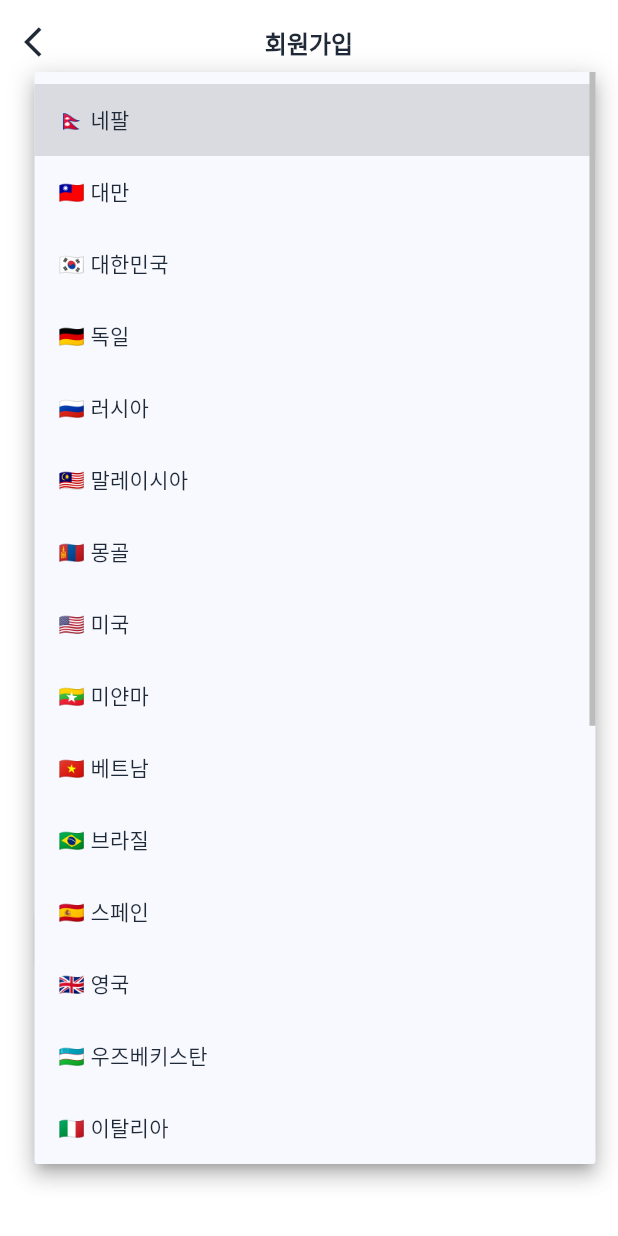
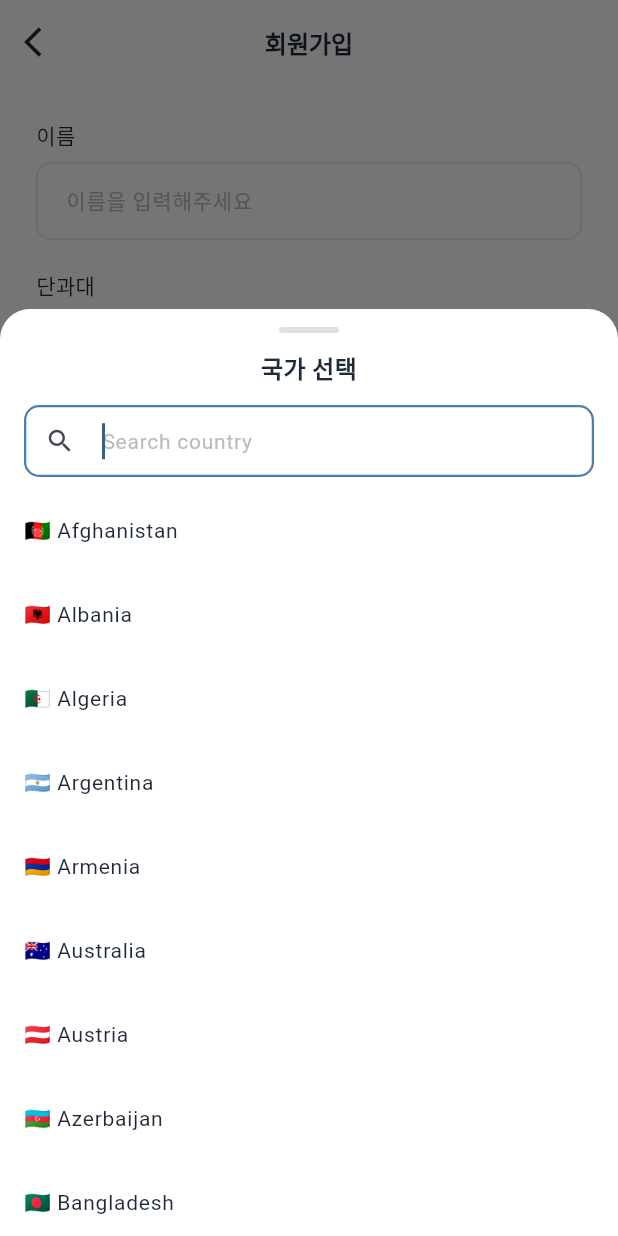
Before and after one commit to thdalseo/CapstoneDesign-2026-1, a Flutter app: the SignupScreen screen opened directly, after a tap on "국가를 선택해주세요", on a phone screen of 412 x 824 dp. Run offline on Flutter 3.47's test engine with Material 3 defaults, Android fonts, the phone set to English and light mode, and no system bars; Roboto replaces fonts that are missing (Pretendard).

Commit message:
feat: 회원가입 수정

```diff
--- a/lib/constants/knu_data.dart
+++ b/lib/constants/knu_data.dart
@@ -20,11 +20,106 @@ const Map<String, List<String>> knuDepartments = {
 };
 
 const List<String> countries = [
-  '🇳🇵 네팔', '🇹🇼 대만', '🇰🇷 대한민국', '🇩🇪 독일',
-  '🇷🇺 러시아', '🇲🇾 말레이시아', '🇲🇳 몽골', '🇺🇸 미국',
-  '🇲🇲 미얀마', '🇻🇳 베트남', '🇧🇷 브라질', '🇪🇸 스페인',
-  '🇬🇧 영국', '🇺🇿 우즈베키스탄', '🇮🇹 이탈리아', '🇮🇳 인도',
-  '🇮🇩 인도네시아', '🇯🇵 일본', '🇰🇿 카자흐스탄', '🇨🇦 캐나다',
-  '🇹🇭 태국', '🇫🇷 프랑스', '🇵🇭 필리핀', '🇦🇺 호주',
-  '기타',
+  '🇦🇫 Afghanistan',
+  '🇦🇱 Albania',
+  '🇩🇿 Algeria',
+  '🇦🇷 Argentina',
+  '🇦🇲 Armenia',
+  '🇦🇺 Australia',
+  '🇦🇹 Austria',
+  '🇦🇿 Azerbaijan',
+  '🇧🇩 Bangladesh',
+  '🇧🇾 Belarus',
+  '🇧🇪 Belgium',
+  '🇧🇴 Bolivia',
+  '🇧🇷 Brazil',
+  '🇧🇬 Bulgaria',
+  '🇰🇭 Cambodia',
+  '🇨🇦 Canada',
+  '🇨🇱 Chile',
+  '🇨🇳 China',
+  '🇨🇴 Colombia',
+  '🇭🇷 Croatia',
+  '🇨🇿 Czech Republic',
+  '🇩🇰 Denmark',
+  '🇩🇴 Dominican Republic',
+  '🇪🇨 Ecuador',
+  '🇪🇬 Egypt',
+  '🇪🇹 Ethiopia',
+  '🇫🇮 Finland',
+  '🇫🇷 France',
+  '🇬🇪 Georgia',
+  '🇩🇪 Germany',
+  '🇬🇭 Ghana',
+  '🇬🇷 Greece',
+  '🇬🇹 Guatemala',
+  '🇭🇳 Honduras',
+  '🇭🇺 Hungary',
+  '🇮🇳 India',
+  '🇮🇩 Indonesia',
+  '🇮🇷 Iran',
+  '🇮🇶 Iraq',
+  '🇮🇪 Ireland',
+  '🇮🇱 Israel',
+  '🇮🇹 Italy',
+  '🇯🇲 Jamaica',
+  '🇯🇵 Japan',
+  '🇯🇴 Jordan',
+  '🇰🇿 Kazakhstan',
+  '🇰🇪 Kenya',
+  '🇰🇷 Korea (South)',
+  '🇰🇼 Kuwait',
+  '🇰🇬 Kyrgyzstan',
+  '🇱🇦 Laos',
+  '🇱🇧 Lebanon',
+  '🇱🇾 Libya',
+  '🇲🇾 Malaysia',
+  '🇲🇻 Maldives',
+  '🇲🇽 Mexico',
+  '🇲🇳 Mongolia',
+  '🇲🇦 Morocco',
+  '🇲🇲 Myanmar',
+  '🇳🇵 Nepal',
+  '🇳🇱 Netherlands',
+  '🇳🇿 New Zealand',
+  '🇳🇬 Nigeria',
+  '🇳🇴 Norway',
+  '🇴🇲 Oman',
+  '🇵🇰 Pakistan',
+  '🇵🇪 Peru',
+  '🇵🇭 Philippines',
+  '🇵🇱 Poland',
+  '🇵🇹 Portugal',
+  '🇶🇦 Qatar',
+  '🇷🇴 Romania',
+  '🇷🇺 Russia',
+  '🇸🇦 Saudi Arabia',
+  '🇸🇳 Senegal',
+  '🇷🇸 Serbia',
+  '🇸🇬 Singapore',
+  '🇸🇰 Slovakia',
+  '🇿🇦 South Africa',
+  '🇪🇸 Spain',
+  '🇱🇰 Sri Lanka',
+  '🇸🇩 Sudan',
+  '🇸🇪 Sweden',
+  '🇨🇭 Switzerland',
+  '🇸🇾 Syria',
+  '🇹🇼 Taiwan',
+  '🇹🇯 Tajikistan',
+  '🇹🇿 Tanzania',
+  '🇹🇭 Thailand',
+  '🇹🇷 Turkey',
+  '🇹🇲 Turkmenistan',
+  '🇺🇦 Ukraine',
+  '🇦🇪 United Arab Emirates',
+  '🇬🇧 United Kingdom',
+  '🇺🇸 United States',
+  '🇺🇿 Uzbekistan',
+  '🇻🇪 Venezuela',
+  '🇻🇳 Vietnam',
+  '🇾🇪 Yemen',
+  '🇿🇲 Zambia',
+  '🇿🇼 Zimbabwe',
+  '🌍 Other',
 ];
--- a/lib/screens/auth/signup_screen.dart
+++ b/lib/screens/auth/signup_screen.dart
@@ -1,6 +1,7 @@
 import 'package:flutter/material.dart';
 import '../../theme/app_theme.dart';
 import '../../constants/knu_data.dart';
+import '../../widgets/auth/dropdown_field.dart';
 import 'email_verify_screen.dart';
 
 class SignupScreen extends StatefulWidget {
@@ -121,41 +122,58 @@ class _SignupScreenState extends State<SignupScreen> {
 
               // 단과대
               _label('단과대'),
-              _buildDropdown(
+              SelectorButton(
                 hint: '단과대를 선택해주세요',
                 value: _selectedCollege,
-                items: knuDepartments.keys.toList(),
-                onChanged: (val) {
-                  setState(() {
-                    _selectedCollege = val;
-                    _selectedDept = null; // 학부 초기화
-                  });
+                onTap: () async {
+                  final result = await showModalBottomSheet<String>(
+                    context: context,
+                    isScrollControlled: true,
+                    backgroundColor: Colors.transparent,
+                    builder: (_) => SimplePickerSheet(
+                      title: '단과대',
+                      items: knuDepartments.keys.toList(),
+                      selectedItem: _selectedCollege,
+                    ),
+                  );
+                  if (result != null) {
+                    setState(() {
+                      _selectedCollege = result;
+                      _selectedDept = null;
+                    });
+                  }
                 },
               ),
               const SizedBox(height: 20),
 
               // 학부
               _label('학부/학과'),
-              _buildDropdown(
+              SelectorButton(
                 hint: _selectedCollege == null
                     ? '단과대를 먼저 선택해주세요'
                     : '학부/학과를 선택해주세요',
                 value: _selectedDept,
-                items: _deptList,
-                onChanged: _selectedCollege == null
+                onTap: _selectedCollege == null
                     ? null
-                    : (val) => setState(() => _selectedDept = val),
+                    : () async {
+                        final result = await showModalBottomSheet<String>(
+                          context: context,
+                          isScrollControlled: true,
+                          backgroundColor: Colors.transparent,
+                          builder: (_) => SimplePickerSheet(
+                            title: '학부/학과',
+                            items: _deptList,
+                            selectedItem: _selectedDept,
+                          ),
+                        );
+                        if (result != null) setState(() => _selectedDept = result);
+                      },
               ),
               const SizedBox(height: 20),
 
               // 국가
               _label('국가'),
-              _buildDropdown(
-                hint: '국가를 선택해주세요',
-                value: _selectedCountry,
-                items: countries,
-                onChanged: (val) => setState(() => _selectedCountry = val),
-              ),
+              _buildCountrySelector(),
               const SizedBox(height: 20),
 
               // 학교 이메일
@@ -165,24 +183,13 @@ class _SignupScreenState extends State<SignupScreen> {
                   Expanded(
                     child: TextFormField(
                       controller: _emailPrefixController,
-                      decoration: const InputDecoration(
-                        hintText: '학번 입력',
-                      ),
                       validator: (v) =>
-                          v == null || v.isEmpty ? '학번을 입력해주세요' : null,
+                          v == null || v.isEmpty ? '이메일을 입력해주세요' : null,
                     ),
                   ),
-                  Container(
-                    padding: const EdgeInsets.symmetric(
-                      horizontal: 14,
-                      vertical: 16,
-                    ),
-                    decoration: BoxDecoration(
-                      color: const Color(0xFFF0F4F8),
-                      borderRadius: BorderRadius.circular(10),
-                      border: Border.all(color: const Color(0xFFDDE4EE)),
-                    ),
-                    child: const Text(
+                  const Padding(
+                    padding: EdgeInsets.symmetric(horizontal: 8),
+                    child: Text(
                       '@kangwon.ac.kr',
                       style: TextStyle(
                         fontSize: 14,
@@ -233,45 +240,19 @@ class _SignupScreenState extends State<SignupScreen> {
     );
   }
 
-  Widget _buildDropdown({
-    required String hint,
-    required String? value,
-    required List<String> items,
-    required ValueChanged<String?>? onChanged,
-  }) {
-    return Container(
-      padding: const EdgeInsets.symmetric(horizontal: 14),
-      decoration: BoxDecoration(
-        color: Colors.white,
-        borderRadius: BorderRadius.circular(10),
-        border: Border.all(color: const Color(0xFFDDE4EE)),
-      ),
-      child: DropdownButtonHideUnderline(
-        child: DropdownButton<String>(
-          isExpanded: true,
-          value: value,
-          hint: Text(
-            hint,
-            style: const TextStyle(
-              fontSize: 14,
-              color: Color(0xFFBBBBBB),
-            ),
-          ),
-          items: items.map((item) {
-            return DropdownMenuItem(
-              value: item,
-              child: Text(
-                item,
-                style: const TextStyle(
-                  fontSize: 14,
-                  color: AppTheme.textPrimary,
-                ),
-              ),
-            );
-          }).toList(),
-          onChanged: onChanged,
-        ),
-      ),
+  Widget _buildCountrySelector() {
+    return SelectorButton(
+      hint: '국가를 선택해주세요',
+      value: _selectedCountry,
+      onTap: () async {
+        final result = await showModalBottomSheet<String>(
+          context: context,
+          isScrollControlled: true,
+          backgroundColor: Colors.transparent,
+          builder: (_) => CountryPickerSheet(selectedCountry: _selectedCountry),
+        );
+        if (result != null) setState(() => _selectedCountry = result);
+      },
     );
   }
 }
--- a/lib/widgets/auth/dropdown_field.dart
+++ b/lib/widgets/auth/dropdown_field.dart
@@ -0,0 +1,254 @@
+import 'package:flutter/material.dart';
+import '../../theme/app_theme.dart';
+import '../../constants/knu_data.dart';
+
+class SelectorButton extends StatelessWidget {
+  final String hint;
+  final String? value;
+  final VoidCallback? onTap;
+
+  const SelectorButton({
+    super.key,
+    required this.hint,
+    this.value,
+    this.onTap,
+  });
+
+  @override
+  Widget build(BuildContext context) {
+    return GestureDetector(
+      onTap: onTap,
+      child: Container(
+        padding: const EdgeInsets.symmetric(horizontal: 14, vertical: 16),
+        decoration: BoxDecoration(
+          color: Colors.white,
+          borderRadius: BorderRadius.circular(10),
+          border: Border.all(color: const Color(0xFFDDE4EE)),
+        ),
+        child: Row(
+          children: [
+            Expanded(
+              child: Text(
+                value ?? hint,
+                style: TextStyle(
+                  fontSize: 14,
+                  color: value != null
+                      ? AppTheme.textPrimary
+                      : const Color(0xFFBBBBBB),
+                ),
+              ),
+            ),
+            const Icon(Icons.arrow_drop_down, color: Color(0xFFBBBBBB)),
+          ],
+        ),
+      ),
+    );
+  }
+}
+
+class SimplePickerSheet extends StatelessWidget {
+  final String title;
+  final List<String> items;
+  final String? selectedItem;
+
+  const SimplePickerSheet({
+    super.key,
+    required this.title,
+    required this.items,
+    this.selectedItem,
+  });
+
+  @override
+  Widget build(BuildContext context) {
+    return Container(
+      decoration: const BoxDecoration(
+        color: Colors.white,
+        borderRadius: BorderRadius.vertical(top: Radius.circular(20)),
+      ),
+      child: DraggableScrollableSheet(
+        initialChildSize: 0.6,
+        maxChildSize: 0.9,
+        minChildSize: 0.3,
+        expand: false,
+        builder: (_, scrollController) => Column(
+          children: [
+            Container(
+              width: 40,
+              height: 4,
+              margin: const EdgeInsets.symmetric(vertical: 12),
+              decoration: BoxDecoration(
+                color: Colors.grey[300],
+                borderRadius: BorderRadius.circular(2),
+              ),
+            ),
+            Padding(
+              padding: const EdgeInsets.only(bottom: 12),
+              child: Text(
+                title,
+                style: const TextStyle(
+                  fontSize: 16,
+                  fontWeight: FontWeight.w600,
+                  color: AppTheme.textPrimary,
+                ),
+              ),
+            ),
+            Expanded(
+              child: ListView.builder(
+                controller: scrollController,
+                itemCount: items.length,
+                itemBuilder: (_, i) {
+                  final item = items[i];
+                  final isSelected = item == selectedItem;
+                  return ListTile(
+                    title: Text(
+                      item,
+                      style: TextStyle(
+                        fontSize: 14,
+                        color: AppTheme.textPrimary,
+                        fontWeight:
+                            isSelected ? FontWeight.w600 : FontWeight.normal,
+                      ),
+                    ),
+                    trailing: isSelected
+                        ? Icon(Icons.check, color: AppTheme.primary, size: 18)
+                        : null,
+                    onTap: () => Navigator.pop(context, item),
+                  );
+                },
+              ),
+            ),
+          ],
+        ),
+      ),
+    );
+  }
+}
+
+class CountryPickerSheet extends StatefulWidget {
+  final String? selectedCountry;
+
+  const CountryPickerSheet({super.key, this.selectedCountry});
+
+  @override
+  State<CountryPickerSheet> createState() => _CountryPickerSheetState();
+}
+
+class _CountryPickerSheetState extends State<CountryPickerSheet> {
+  final _searchController = TextEditingController();
+  List<String> _filtered = countries;
+
+  @override
+  void dispose() {
+    _searchController.dispose();
+    super.dispose();
+  }
+
+  void _filter(String query) {
+    setState(() {
+      _filtered = query.isEmpty
+          ? countries
+          : countries
+              .where((c) => c.toLowerCase().contains(query.toLowerCase()))
+              .toList();
+    });
+  }
+
+  @override
+  Widget build(BuildContext context) {
+    return Container(
+      decoration: const BoxDecoration(
+        color: Colors.white,
+        borderRadius: BorderRadius.vertical(top: Radius.circular(20)),
+      ),
+      padding: EdgeInsets.only(
+        bottom: MediaQuery.of(context).viewInsets.bottom,
+      ),
+      child: DraggableScrollableSheet(
+        initialChildSize: 0.75,
+        maxChildSize: 0.95,
+        minChildSize: 0.5,
+        expand: false,
+        builder: (_, scrollController) => Column(
+          children: [
+            Container(
+              width: 40,
+              height: 4,
+              margin: const EdgeInsets.symmetric(vertical: 12),
+              decoration: BoxDecoration(
+                color: Colors.grey[300],
+                borderRadius: BorderRadius.circular(2),
+              ),
+            ),
+            const Padding(
+              padding: EdgeInsets.only(bottom: 12),
+              child: Text(
+                '국가 선택',
+                style: TextStyle(
+                  fontSize: 16,
+                  fontWeight: FontWeight.w600,
+                  color: AppTheme.textPrimary,
+                ),
+              ),
+            ),
+            Padding(
+              padding: const EdgeInsets.symmetric(horizontal: 16),
+              child: TextField(
+                controller: _searchController,
+                autofocus: true,
+                decoration: InputDecoration(
+                  hintText: 'Search country',
+                  prefixIcon: const Icon(Icons.search, size: 20),
+                  contentPadding: const EdgeInsets.symmetric(vertical: 10),
+                  border: OutlineInputBorder(
+                    borderRadius: BorderRadius.circular(10),
+                    borderSide: const BorderSide(color: Color(0xFFDDE4EE)),
+                  ),
+                  enabledBorder: OutlineInputBorder(
+                    borderRadius: BorderRadius.circular(10),
+                    borderSide: const BorderSide(color: Color(0xFFDDE4EE)),
+                  ),
+                ),
+                onChanged: _filter,
+              ),
+            ),
+            const SizedBox(height: 8),
+            Expanded(
+              child: _filtered.isEmpty
+                  ? const Center(
+                      child: Text(
+                        'No countries found',
+                        style: TextStyle(color: Color(0xFFBBBBBB)),
+                      ),
+                    )
+                  : ListView.builder(
+                      controller: scrollController,
+                      itemCount: _filtered.length,
+                      itemBuilder: (_, i) {
+                        final country = _filtered[i];
+                        final isSelected = country == widget.selectedCountry;
+                        return ListTile(
+                          title: Text(
+                            country,
+                            style: TextStyle(
+                              fontSize: 14,
+                              color: AppTheme.textPrimary,
+                              fontWeight: isSelected
+                                  ? FontWeight.w600
+                                  : FontWeight.normal,
+                            ),
+                          ),
+                          trailing: isSelected
+                              ? Icon(Icons.check,
+                                  color: AppTheme.primary, size: 18)
+                              : null,
+                          onTap: () => Navigator.pop(context, country),
+                        );
+                      },
+                    ),
+            ),
+          ],
+        ),
+      ),
+    );
+  }
+}
```
